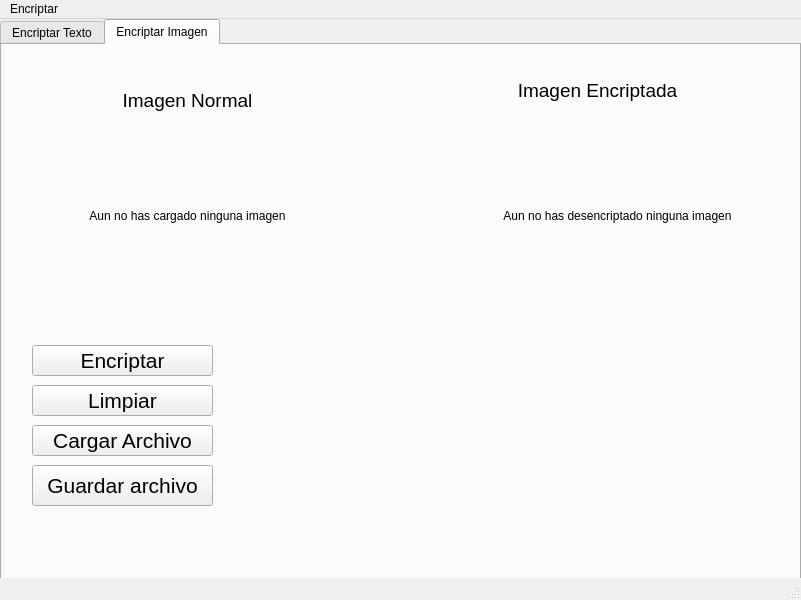
This is FrmLimpiar.ui in Carlicsus/DescktopPython as Qt 5 draws it before an edit. The edited form follows.
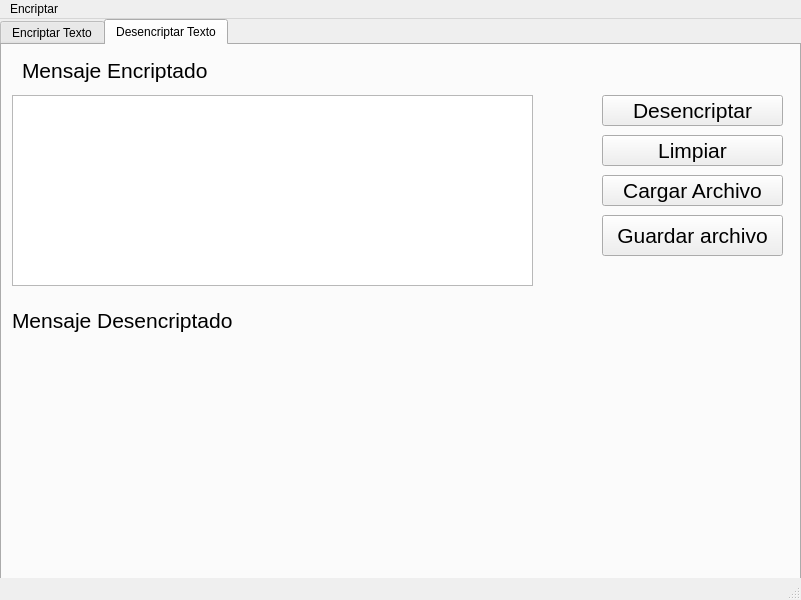
This is the edited form. Icons and pictures are not drawn.

Commit message: Todo lo de encriptar texto se mete en una sola interfaz

What changed in the file:
```diff
--- a/FrmLimpiar.ui
+++ b/FrmLimpiar.ui
@@ -204,87 +204,82 @@
     </widget>
     <widget class="QWidget" name="tab_6">
      <attribute name="title">
-      <string>Encriptar Imagen</string>
+      <string>Desencriptar Texto</string>
      </attribute>
      <widget class="QLabel" name="TxtImgNormal">
       <property name="geometry">
        <rect>
-        <x>30</x>
-        <y>40</y>
-        <width>311</width>
-        <height>31</height>
+        <x>20</x>
+        <y>310</y>
+        <width>391</width>
+        <height>141</height>
        </rect>
       </property>
-      <property name="font">
-       <font>
-        <pointsize>14</pointsize>
-       </font>
-      </property>
       <property name="text">
-       <string>Imagen Normal</string>
+       <string/>
       </property>
-      <property name="alignment">
-       <set>Qt::AlignCenter</set>
-      </property>
      </widget>
      <widget class="QLabel" name="ImgNormal">
       <property name="geometry">
        <rect>
-        <x>30</x>
-        <y>80</y>
-        <width>311</width>
-        <height>181</height>
+        <x>10</x>
+        <y>260</y>
+        <width>231</width>
+        <height>31</height>
        </rect>
       </property>
+      <property name="font">
+       <font>
+        <pointsize>16</pointsize>
+       </font>
+      </property>
       <property name="text">
-       <string>Aun no has cargado ninguna imagen</string>
+       <string>Mensaje Desencriptado</string>
       </property>
-      <property name="alignment">
-       <set>Qt::AlignCenter</set>
-      </property>
      </widget>
-     <widget class="QLabel" name="TxtImgEncrip">
+     <widget class="QPushButton" name="btn_cargar_2">
       <property name="geometry">
        <rect>
-        <x>440</x>
-        <y>30</y>
-        <width>311</width>
+        <x>600</x>
+        <y>130</y>
+        <width>181</width>
         <height>31</height>
        </rect>
       </property>
       <property name="font">
        <font>
-        <pointsize>14</pointsize>
+        <pointsize>16</pointsize>
        </font>
       </property>
       <property name="text">
-       <string>Imagen Encriptada</string>
+       <string>Cargar Archivo</string>
       </property>
-      <property name="alignment">
-       <set>Qt::AlignCenter</set>
+      <property name="icon">
+       <iconset>
+        <normaloff>img/cargar.png</normaloff>img/cargar.png</iconset>
       </property>
+      <property name="iconSize">
+       <size>
+        <width>20</width>
+        <height>20</height>
+       </size>
+      </property>
      </widget>
-     <widget class="QLabel" name="ImgEncriptada">
+     <widget class="QTextEdit" name="txt_mensaje_2">
       <property name="geometry">
        <rect>
-        <x>460</x>
-        <y>80</y>
-        <width>311</width>
-        <height>181</height>
+        <x>10</x>
+        <y>50</y>
+        <width>521</width>
+        <height>191</height>
        </rect>
       </property>
-      <property name="text">
-       <string>Aun no has desencriptado ninguna imagen</string>
-      </property>
-      <property name="alignment">
-       <set>Qt::AlignCenter</set>
-      </property>
      </widget>
      <widget class="QPushButton" name="btnLimpiarImg">
       <property name="geometry">
        <rect>
-        <x>30</x>
-        <y>340</y>
+        <x>600</x>
+        <y>90</y>
         <width>181</width>
         <height>31</height>
        </rect>
@@ -311,8 +306,8 @@
      <widget class="QPushButton" name="btnEncriptarImg">
       <property name="geometry">
        <rect>
-        <x>30</x>
-        <y>300</y>
+        <x>600</x>
+        <y>50</y>
         <width>181</width>
         <height>31</height>
        </rect>
@@ -323,7 +318,7 @@
        </font>
       </property>
       <property name="text">
-       <string>Encriptar</string>
+       <string>Desencriptar</string>
       </property>
       <property name="icon">
        <iconset>
@@ -339,8 +334,8 @@
      <widget class="QPushButton" name="btnSaveImagen">
       <property name="geometry">
        <rect>
-        <x>30</x>
-        <y>420</y>
+        <x>600</x>
+        <y>170</y>
         <width>181</width>
         <height>41</height>
        </rect>
@@ -364,12 +359,12 @@
        </size>
       </property>
      </widget>
-     <widget class="QPushButton" name="btnCargarImg">
+     <widget class="QLabel" name="label_2">
       <property name="geometry">
        <rect>
-        <x>30</x>
-        <y>380</y>
-        <width>181</width>
+        <x>20</x>
+        <y>10</y>
+        <width>191</width>
         <height>31</height>
        </rect>
       </property>
@@ -379,36 +374,7 @@
        </font>
       </property>
       <property name="text">
-       <string>Cargar Archivo</string>
-      </property>
-      <property name="icon">
-       <iconset>
-        <normaloff>img/cargar.png</normaloff>img/cargar.png</iconset>
-      </property>
-      <property name="iconSize">
-       <size>
-        <width>20</width>
-        <height>20</height>
-       </size>
-      </property>
-     </widget>
-     <widget class="QLabel" name="IconFlecha">
-      <property name="geometry">
-       <rect>
-        <x>340</x>
-        <y>130</y>
-        <width>91</width>
-        <height>81</height>
-       </rect>
-      </property>
-      <property name="text">
-       <string/>
-      </property>
-      <property name="pixmap">
-       <pixmap>img/flecha-correcta.png</pixmap>
-      </property>
-      <property name="scaledContents">
-       <bool>true</bool>
+       <string>Mensaje Encriptado</string>
       </property>
      </widget>
     </widget>
```
Left out of the diff: 12 changed lines with no effect on the pictures. The commit also changes 14 other files.
